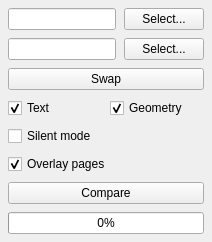
The window that src/compareset/ui/compare_page.ui (Coprela/CompareSet) describes before a commit, drawn with Qt 5.
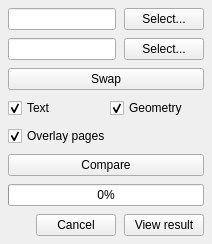
The same window after the commit.

Commit message: Remove unused silent mode

```diff
--- a/src/compareset/ui/compare_page.ui
+++ b/src/compareset/ui/compare_page.ui
@@ -79,16 +79,6 @@
      </item>
     </layout>
    </item>
-   <item>
-    <widget class="QCheckBox" name="silentChk">
-     <property name="text">
-      <string>Silent mode</string>
-     </property>
-     <property name="checked">
-      <bool>false</bool>
-     </property>
-    </widget>
-   </item>
     <item>
      <widget class="QCheckBox" name="overlayChk">
       <property name="text">
@@ -116,6 +106,40 @@
      </property>
     </widget>
    </item>
+<item>
+ <layout class="QHBoxLayout" name="progressLayout">
+  <item>
+   <widget class="QLabel" name="labelStatus">
+    <property name="text">
+     <string></string>
+    </property>
+    <property name="alignment">
+     <set>Qt::AlignCenter</set>
+    </property>
+   </widget>
+  </item>
+  <item>
+   <widget class="QPushButton" name="btnCancel">
+    <property name="text">
+     <string>Cancel</string>
+    </property>
+    <property name="visible">
+     <bool>false</bool>
+    </property>
+   </widget>
+  </item>
+  <item>
+   <widget class="QPushButton" name="btnView">
+    <property name="text">
+     <string>View result</string>
+    </property>
+    <property name="visible">
+     <bool>false</bool>
+    </property>
+   </widget>
+  </item>
+ </layout>
+</item>
   </layout>
  </widget>
  <resources/>
```
The commit also changes 3 other files.
